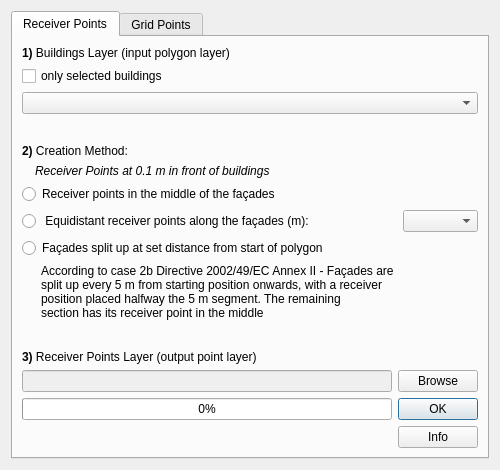
The window that tools/ui_CreateReceiverPoints.ui (pierluigiderosa/openoise) describes before a commit, drawn with Qt 5.
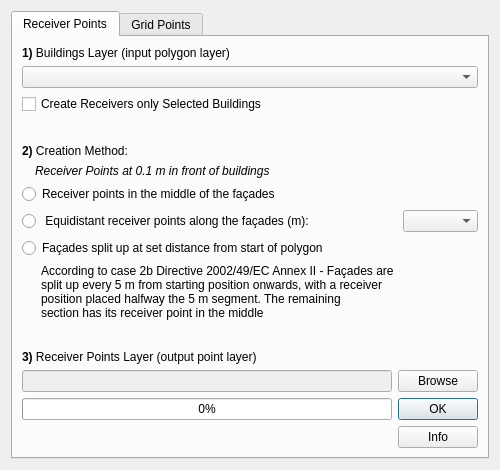
The same window after the commit. Custom widgets are drawn as their Qt base class.

The edit to the form file:
```diff
--- a/tools/ui_CreateReceiverPoints.ui
+++ b/tools/ui_CreateReceiverPoints.ui
@@ -84,18 +84,18 @@
            </property>
           </widget>
          </item>
-         <item>
-          <widget class="QCheckBox" name="selected_receivers">
-           <property name="text">
-            <string>only selected buildings</string>
-           </property>
-          </widget>
-         </item>
          <item>
           <widget class="QgsMapLayerComboBox" name="buildings_layer_comboBox"/>
          </item>
         </layout>
        </item>
+       <item>
+        <widget class="QCheckBox" name="selected_receivers">
+         <property name="text">
+          <string>Create Receivers only Selected Buildings</string>
+         </property>
+        </widget>
+       </item>
        <item>
         <spacer name="verticalSpacer_2">
          <property name="orientation">
```
